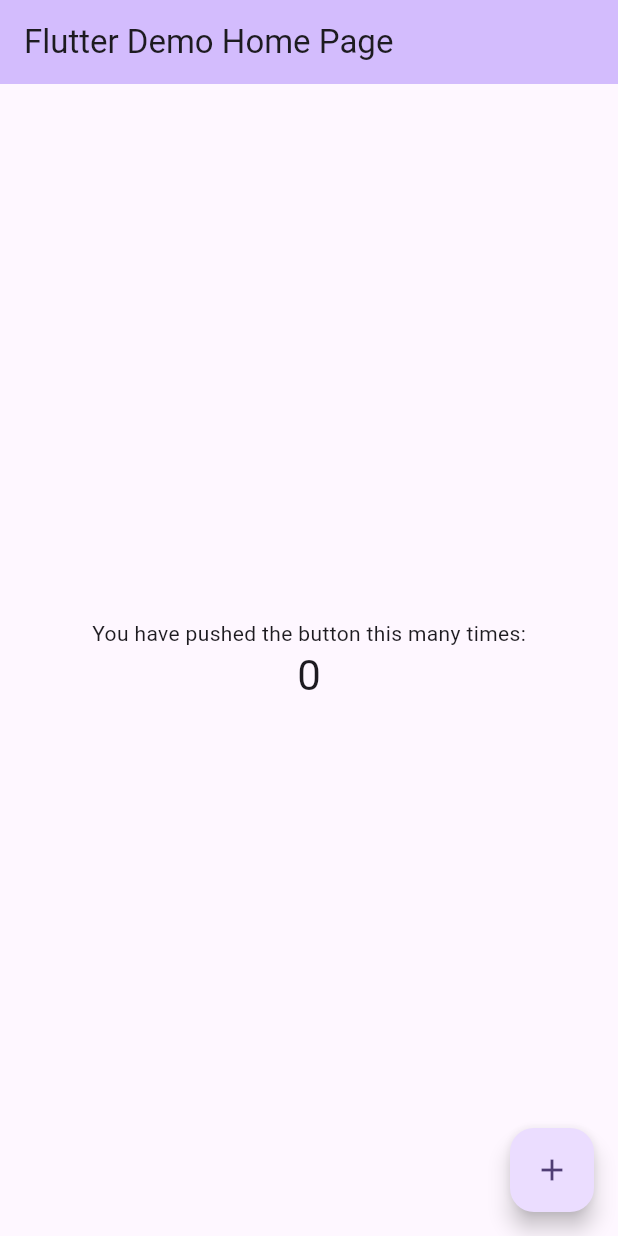
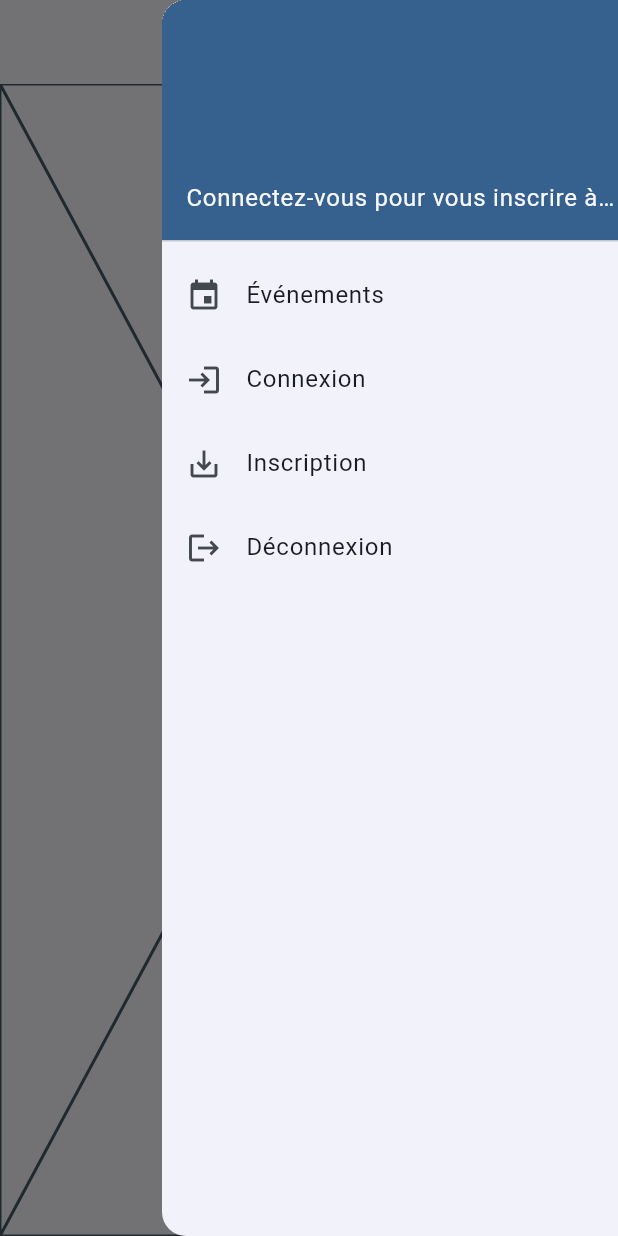
Before and after one commit to LegAcyMDN/Flutter_Event_Poll, a Flutter app: the screen it shows after launch, with the side drawer open (before the commit the screen has no drawer), on a phone screen of 412 x 824 dp. Run offline on Flutter 3.47's test engine with Material 3 defaults, Android fonts, the phone set to English and light mode, and no system bars; accounts and stored records are empty.

Commit message:
Updated project

```diff
--- /dev/null
+++ b/lib/configs.dart
@@ -0,0 +1,3 @@
+class Configs {
+  static const baseUrl = 'http://localhost:5240';
+}
--- a/lib/main.dart
+++ b/lib/main.dart
@@ -1,122 +1,61 @@
+import 'package:event_poll/states/auth_state.dart';
+import 'package:event_poll/ui/login_page.dart';
+import 'package:event_poll/ui/signup_page.dart';
 import 'package:flutter/material.dart';
+import 'package:flutter_localizations/flutter_localizations.dart';
+import 'package:provider/provider.dart';
+import 'ui/app_scaffold.dart';
 
 void main() {
-  runApp(const MyApp());
+  runApp(
+    ChangeNotifierProvider<AuthState>(
+      create: (context) => AuthState(),
+      child: const App(),
+    ),
+  );
 }
 
-class MyApp extends StatelessWidget {
-  const MyApp({super.key});
+class App extends StatelessWidget {
+  const App({super.key});
 
-  // This widget is the root of your application.
   @override
   Widget build(BuildContext context) {
     return MaterialApp(
-      title: 'Flutter Demo',
+      title: 'Event Poll',
       theme: ThemeData(
-        // This is the theme of your application.
-        //
-        // TRY THIS: Try running your application with "flutter run". You'll see
-        // the application has a purple toolbar. Then, without quitting the app,
-        // try changing the seedColor in the colorScheme below to Colors.green
-        // and then invoke "hot reload" (save your changes or press the "hot
-        // reload" button in a Flutter-supported IDE, or press "r" if you used
-        // the command line to start the app).
-        //
-        // Notice that the counter didn't reset back to zero; the application
-        // state is not lost during the reload. To reset the state, use hot
-        // restart instead.
-        //
-        // This works for code too, not just values: Most code changes can be
-        // tested with just a hot reload.
-        colorScheme: ColorScheme.fromSeed(seedColor: Colors.deepPurple),
+        colorScheme: ColorScheme.fromSeed(seedColor: Colors.blue),
+        useMaterial3: true,
       ),
-      home: const MyHomePage(title: 'Flutter Demo Home Page'),
+      supportedLocales: const [Locale('fr')],
+      locale: const Locale('fr'),
+      localizationsDelegates: GlobalMaterialLocalizations.delegates,
+      initialRoute: '/polls',
+      routes: {
+        '/polls': (context) => const AppScaffold(
+              title: 'Événements',
+              body: Placeholder(child: Center(child: Text('POLLS'))),
+            ),
+        '/polls/create': (context) => const AppScaffold(
+              title: 'Ajouter un événement',
+              body: Placeholder(child: Center(child: Text('POLLS_CREATE'))),
+            ),
+        '/polls/detail': (context) => AppScaffold(
+              title: 'Événement',
+              body: Placeholder(child: Center(child: Text('POLLS_DETAIL'))),
+            ),
+        '/polls/update': (context) => AppScaffold(
+              title: 'Modifier un événement',
+              body: Placeholder(child: Center(child: Text('POLLS_UPDATE'))),
+            ),
+        '/login': (context) => const AppScaffold(
+              title: 'Connexion',
+              body: LoginPage(),
+            ),
+        '/signup': (context) => const AppScaffold(
+              title: 'Inscription',
+              body: SignupPage(),
+            ),
+      },
     );
   }
 }
-
-class MyHomePage extends StatefulWidget {
-  const MyHomePage({super.key, required this.title});
-
-  // This widget is the home page of your application. It is stateful, meaning
-  // that it has a State object (defined below) that contains fields that affect
-  // how it looks.
-
-  // This class is the configuration for the state. It holds the values (in this
-  // case the title) provided by the parent (in this case the App widget) and
-  // used by the build method of the State. Fields in a Widget subclass are
-  // always marked "final".
-
-  final String title;
-
-  @override
-  State<MyHomePage> createState() => _MyHomePageState();
-}
-
-class _MyHomePageState extends State<MyHomePage> {
-  int _counter = 0;
-
-  void _incrementCounter() {
-    setState(() {
-      // This call to setState tells the Flutter framework that something has
-      // changed in this State, which causes it to rerun the build method below
-      // so that the display can reflect the updated values. If we changed
-      // _counter without calling setState(), then the build method would not be
-      // called again, and so nothing would appear to happen.
-      _counter++;
-    });
-  }
-
-  @override
-  Widget build(BuildContext context) {
-    // This method is rerun every time setState is called, for instance as done
-    // by the _incrementCounter method above.
-    //
-    // The Flutter framework has been optimized to make rerunning build methods
-    // fast, so that you can just rebuild anything that needs updating rather
-    // than having to individually change instances of widgets.
-    return Scaffold(
-      appBar: AppBar(
-        // TRY THIS: Try changing the color here to a specific color (to
-        // Colors.amber, perhaps?) and trigger a hot reload to see the AppBar
-        // change color while the other colors stay the same.
-        backgroundColor: Theme.of(context).colorScheme.inversePrimary,
-        // Here we take the value from the MyHomePage object that was created by
-        // the App.build method, and use it to set our appbar title.
-        title: Text(widget.title),
-      ),
-      body: Center(
-        // Center is a layout widget. It takes a single child and positions it
-        // in the middle of the parent.
-        child: Column(
-          // Column is also a layout widget. It takes a list of children and
-          // arranges them vertically. By default, it sizes itself to fit its
-          // children horizontally, and tries to be as tall as its parent.
-          //
-          // Column has various properties to control how it sizes itself and
-          // how it positions its children. Here we use mainAxisAlignment to
-          // center the children vertically; the main axis here is the vertical
-          // axis because Columns are vertical (the cross axis would be
-          // horizontal).
-          //
-          // TRY THIS: Invoke "debug painting" (choose the "Toggle Debug Paint"
-          // action in the IDE, or press "p" in the console), to see the
-          // wireframe for each widget.
-          mainAxisAlignment: MainAxisAlignment.center,
-          children: <Widget>[
-            const Text('You have pushed the button this many times:'),
-            Text(
-              '$_counter',
-              style: Theme.of(context).textTheme.headlineMedium,
-            ),
-          ],
-        ),
-      ),
-      floatingActionButton: FloatingActionButton(
-        onPressed: _incrementCounter,
-        tooltip: 'Increment',
-        child: const Icon(Icons.add),
-      ), // This trailing comma makes auto-formatting nicer for build methods.
-    );
-  }
-}
--- /dev/null
+++ b/lib/models/user.dart
@@ -0,0 +1,20 @@
+class User {
+  User({
+    required this.id,
+    required this.username,
+    this.role,
+  });
+
+  final int id;
+  final String username;
+  final String? role;
+
+  bool get isAdmin => role == 'admin';
+
+  User.fromJson(Map<String, dynamic> json)
+    : this(
+        id: json['id'] as int,
+        username: json['username'] as String,
+        role :json['role'] as String?,
+      );
+}
--- /dev/null
+++ b/lib/ui/app_scaffold.dart
@@ -0,0 +1,73 @@
+import 'package:flutter/material.dart';
+import 'package:provider/provider.dart';
+import '../states/auth_state.dart';
+
+class AppScaffold extends StatelessWidget {
+  const AppScaffold({
+    this.title,
+    this.body,
+    super.key,
+  });
+
+  final String? title;
+  final Widget? body;
+
+  @override
+  Widget build(BuildContext context) {
+    final authState = context.watch<AuthState>();
+
+    return Scaffold(
+      appBar: AppBar(
+        title: Text(title ?? 'Event Poll'),
+        centerTitle: true,
+      ),
+      endDrawer: Drawer(
+        child: ListView(
+          padding: EdgeInsets.zero,
+          children: <Widget>[
+            UserAccountsDrawerHeader(
+              accountName: Text(authState.currentUSer ?.username ?? 'Connectez-vous pour vous inscrire à un événement !'),
+              accountEmail: null,
+            ),
+            ListTile(
+              leading: const Icon(Icons.event),
+              title: const Text('Événements'),
+              onTap: () {
+                Navigator.pushNamedAndRemoveUntil(
+                    context, '/polls', (_) => false);
+              },
+            ),
+            ListTile(
+              leading: const Icon(Icons.login),
+              title: const Text('Connexion'),
+              onTap: () {
+                Navigator.pushNamedAndRemoveUntil(
+                    context, '/login', (_) => false);
+              },
+            ),
+            ListTile(
+              leading: const Icon(Icons.save_alt),
+              title: const Text('Inscription'),
+              onTap: () {
+                Navigator.pushNamedAndRemoveUntil(
+                    context, '/signup', (_) => false);
+              },
+            ),
+            ListTile(
+              leading: const Icon(Icons.logout),
+              title: const Text('Déconnexion'),
+              onTap: () {
+                authState.logout();
+                Navigator.pushNamedAndRemoveUntil(
+                    context, '/login', (_) => false);
+              },
+            ),
+          ],
+        ),
+      ),
+      body: SizedBox.expand(
+        child: body,
+      ),
+    );
+  }
+}
--- a/pubspec.yaml
+++ b/pubspec.yaml
@@ -34,6 +34,11 @@ dependencies:
   # The following adds the Cupertino Icons font to your application.
   # Use with the CupertinoIcons class for iOS style icons.
   cupertino_icons: ^1.0.8
+  provider: ^6.1.4
+  http: ^1.3.0
+  flutter_localizations:
+    sdk: flutter
+  intl: any
 
 dev_dependencies:
   flutter_test:
```
Also changed, not shown: lib/result.dart (added, +59 -0 lines), lib/states/auth_state.dart (added, +67 -0 lines), lib/ui/login_page.dart (added, +67 -0 lines), lib/ui/signup_page.dart (added, +89 -0 lines), pubspec.lock, 1 other file.
